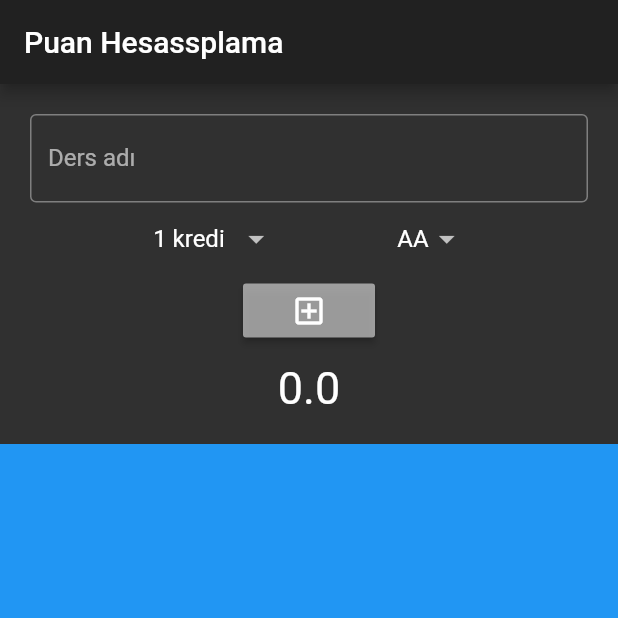
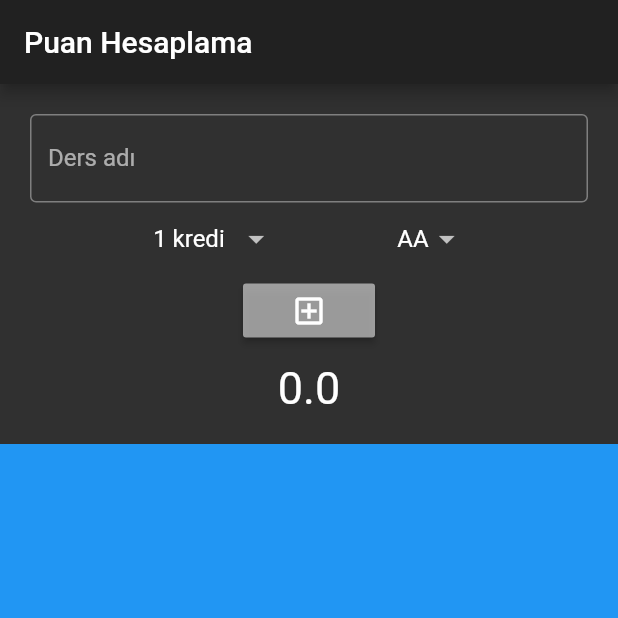
Before and after one commit to umttrk19/flutter-puan-hesapla, a Flutter app: the screen it shows after launch, on a phone screen of 412 x 824 dp, the top half of it. Run offline on Flutter 3.47's test engine with Material 2 defaults, Android fonts, the phone set to English and light mode, and no system bars.

Commit message:
puan hesaplama

```diff
--- a/lib/HomePage.dart
+++ b/lib/HomePage.dart
@@ -25,7 +25,7 @@ class _HomePageState extends State<HomePage> {
     return Scaffold(
       resizeToAvoidBottomPadding: false,
       appBar: AppBar(
-        title: Text('Puan Hesassplama'),
+        title: Text('Puan Hesaplama'),
       ),
       body: uygulamaGovdesi(),
     );
```
